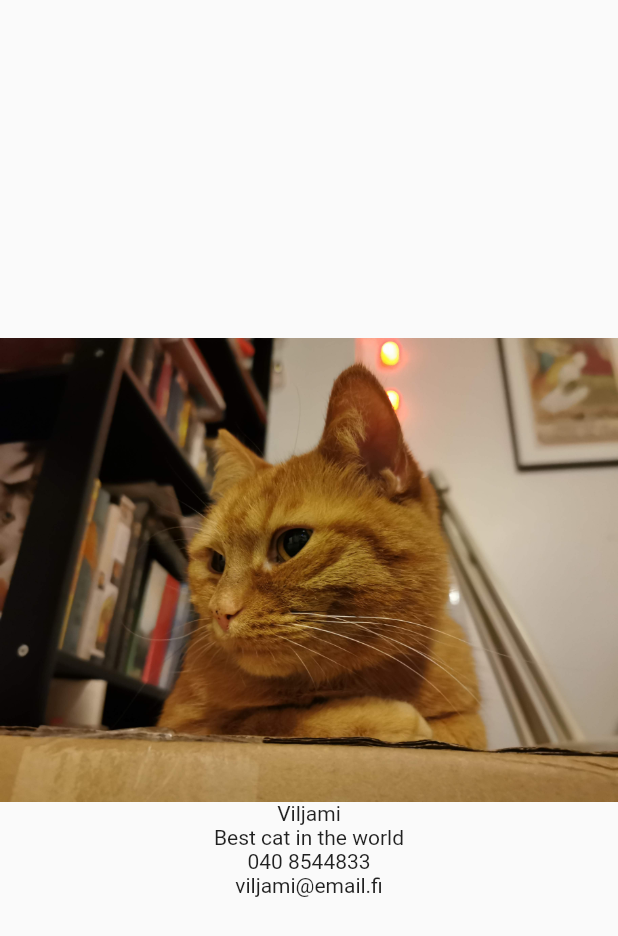
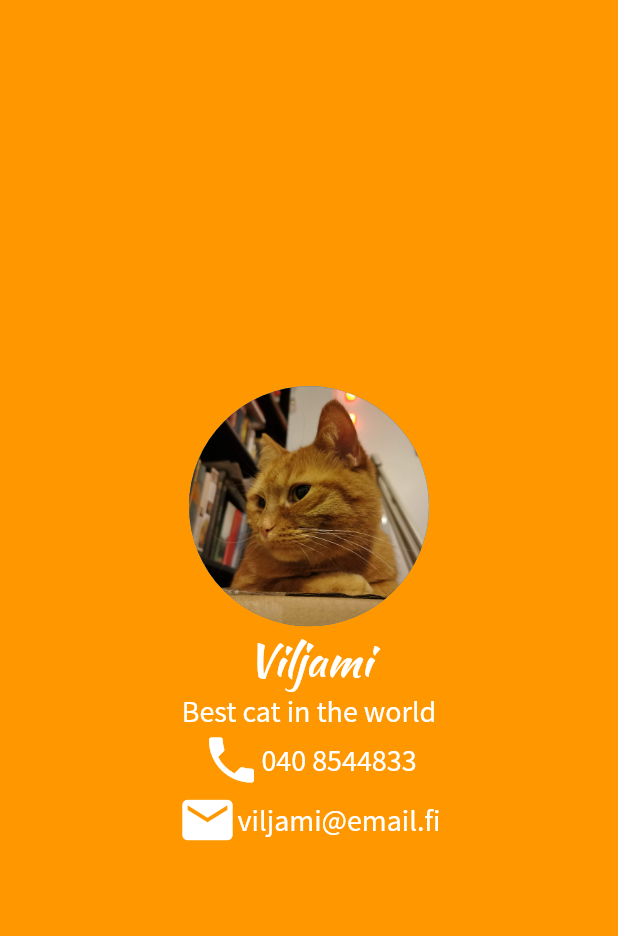
Before and after one commit to JeF0X/profiilisivu, a Flutter app: the screen it shows after launch, on a phone screen of 412 x 824 dp. Shown: the top 936 px of the screen. Run offline on Flutter 3.47's test engine with Material 2 defaults, Android fonts, the phone set to English and light mode, and no system bars.

Commit message:
Ennen Card ja ListTile

```diff
--- a/lib/main.dart
+++ b/lib/main.dart
@@ -9,18 +9,66 @@ class ProfilePage extends StatelessWidget {
   Widget build(BuildContext context) {
     return MaterialApp(
       home: Scaffold(
+        backgroundColor: Colors.orange,
         body: Column(
           mainAxisAlignment: MainAxisAlignment.center,
           children: [
-            Image(
-              image: AssetImage('images/img_profile.jpg'),
+            CircleAvatar(
+              maxRadius: 80.0,
+              backgroundImage: AssetImage('images/img_profile.jpg'),
             ),
             Text(
               'Viljami',
+              style: TextStyle(
+                color: Colors.white,
+                fontSize: 30.0,
+                fontFamily: 'Kaushan Script',
+              ),
             ),
-            Text('Best cat in the world'),
-            Text('040 8544833'),
-            Text('viljami@email.fi'),
+            Text(
+              'Best cat in the world',
+              style: TextStyle(
+                color: Colors.white,
+                fontSize: 20.0,
+                fontFamily: 'Source Sans Pro',
+              ),
+            ),
+            Row(
+              mainAxisAlignment: MainAxisAlignment.center,
+              children: [
+                Icon(
+                  Icons.phone,
+                  color: Colors.white,
+                  size: 40.0,
+                ),
+                Text(
+                  '040 8544833',
+                  style: TextStyle(
+                    color: Colors.white,
+                    fontSize: 20.0,
+                    fontFamily: 'Source Sans Pro',
+                  ),
+                ),
+              ],
+            ),
+            Row(
+              mainAxisAlignment: MainAxisAlignment.center,
+              children: [
+                Icon(
+                  Icons.email,
+                  color: Colors.white,
+                  size: 40.0,
+                ),
+                Text(
+                  'viljami@email.fi',
+                  style: TextStyle(
+                    color: Colors.white,
+                    fontSize: 20.0,
+                    fontFamily: 'Source Sans Pro',
+                  ),
+                ),
+              ],
+            ),
           ],
         ),
       ),
```
Also changed, not shown: pubspec.yaml (+9 -0 lines), fonts/KaushanScript-Regular.ttf (added), fonts/SourceSansPro-Regular.ttf (added).
